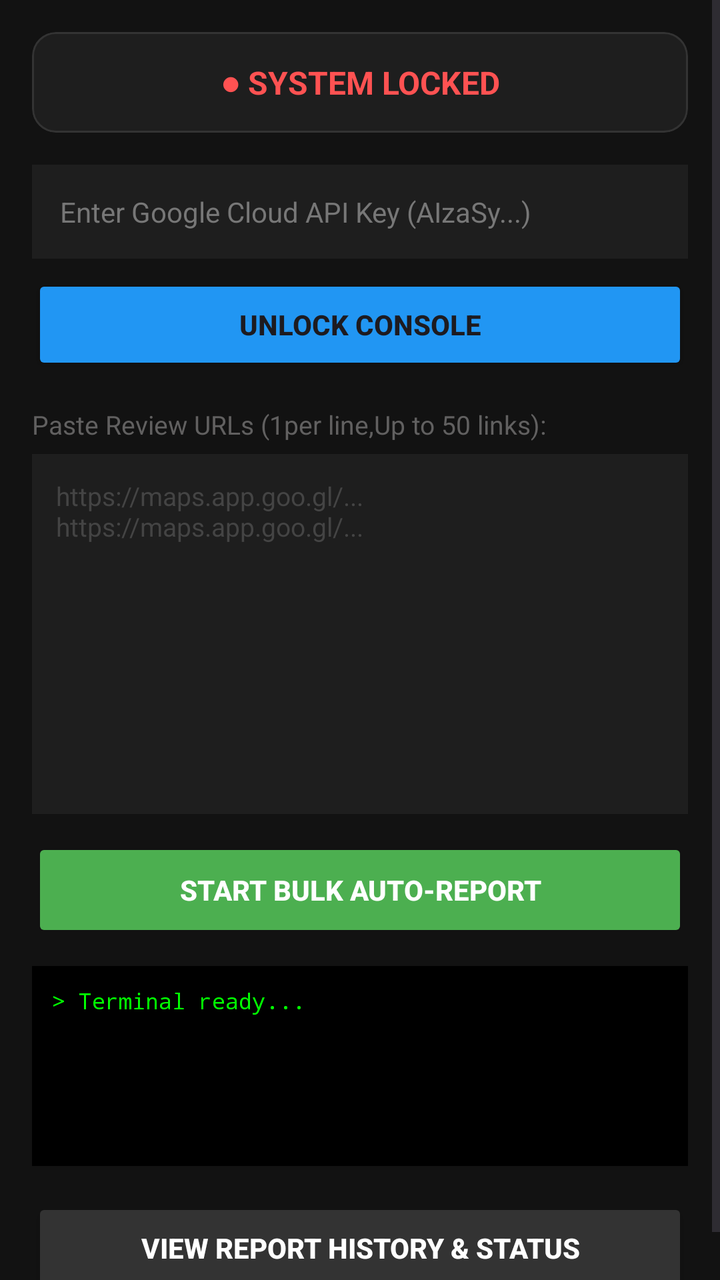
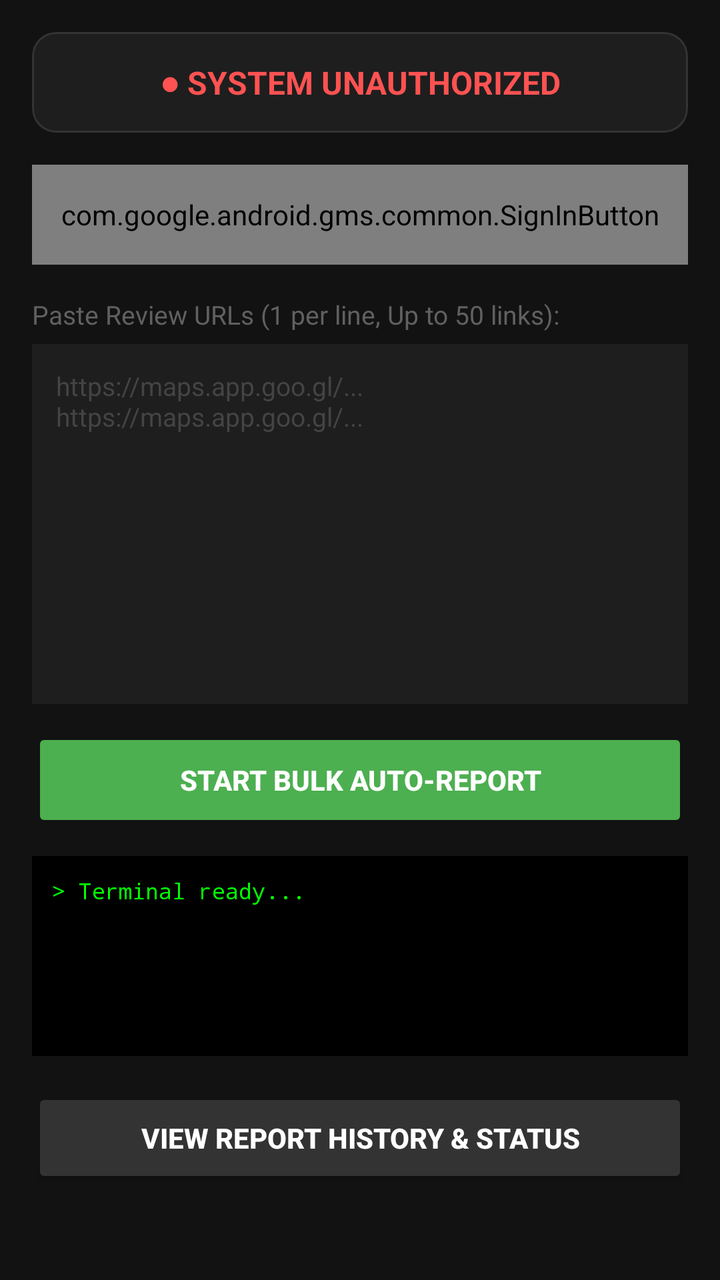

Two renders of the same Android screen: before a commit and after it. Below are the layout's source before the change and the commit's diff.
<!-- AndroidManifest.xml: application theme Theme.ReviewRemover -->
<!-- res/layout/activity_main.xml -->
<?xml version="1.0" encoding="utf-8"?>
<ScrollView xmlns:android="http://schemas.android.com/apk/res/android"
    xmlns:app="http://schemas.android.com/apk/res-auto"
    android:layout_width="match_parent"
    android:layout_height="match_parent"
    android:fillViewport="true"
    android:background="#121212">

    <LinearLayout
        android:layout_width="match_parent"
        android:layout_height="wrap_content"
        android:orientation="vertical"
        android:padding="16dp">

        <com.google.android.material.card.MaterialCardView
            android:layout_width="match_parent"
            android:layout_height="wrap_content"
            app:cardBackgroundColor="#1E1E1E"
            app:cardCornerRadius="12dp"
            app:strokeWidth="1dp"
            app:strokeColor="#333333"
            android:layout_marginBottom="16dp">

            <TextView
                android:id="@+id/tvStatusHeader"
                android:layout_width="match_parent"
                android:layout_height="wrap_content"
                android:text="● SYSTEM LOCKED"
                android:textColor="#FF5252"
                android:textSize="16sp"
                android:textStyle="bold"
                android:gravity="center"
                android:padding="14dp"/>
        </com.google.android.material.card.MaterialCardView>

        <EditText
            android:id="@+id/etApiKey"
            android:layout_width="match_parent"
            android:layout_height="wrap_content"
            android:hint="Enter Google Cloud API Key (AIzaSy...)"
            android:textColor="#FFFFFF"
            android:textColorHint="#777777"
            android:background="#1E1E1E"
            android:padding="14dp"
            android:textSize="14sp"
            android:layout_marginBottom="8dp"/>

        <Button
            android:id="@+id/btnUnlock"
            android:layout_width="match_parent"
            android:layout_height="50dp"
            android:text="UNLOCK CONSOLE"
            android:textStyle="bold"
            android:backgroundTint="#2196F3"
            android:layout_marginBottom="16dp"/>

        <TextView
            android:layout_width="wrap_content"
            android:layout_height="wrap_content"
            android:text="Paste Review URLs (1per line,Up to 50 links):"
            android:textColor="#616060"
            android:textSize="13sp"
            android:layout_marginBottom="6dp"/>

        <EditText
            android:id="@+id/etReviewUrls"
            android:layout_width="match_parent"
            android:layout_height="180dp"
            android:hint="https://maps.app.goo.gl/...\nhttps://maps.app.goo.gl/..."
            android:gravity="top|start"
            android:inputType="textMultiLine"
            android:scrollbars="vertical"
            android:fadeScrollbars="false"
            android:textColor="#FFFFFF"
            android:textColorHint="#444444"
            android:background="#1E1E1E"
            android:padding="12dp"
            android:enabled="false"
            android:textSize="13sp"
            android:layout_marginBottom="12dp"/>

        <Button
            android:id="@+id/btnSubmitReport"
            android:layout_width="match_parent"
            android:layout_height="52dp"
            android:text="START BULK AUTO-REPORT"
            android:textStyle="bold"
            android:textColor="@color/white"
            android:enabled="false"
            android:backgroundTint="#4CAF50"
            android:layout_marginBottom="12dp"/>

        <TextView
            android:id="@+id/tvTerminalLog"
            android:layout_width="match_parent"
            android:layout_height="100dp"
            android:background="#000000"
            android:textColor="#00FF00"
            android:fontFamily="monospace"
            android:textSize="11sp"
            android:padding="10dp"
            android:scrollbars="vertical"
            android:text="> Terminal ready..."
            android:layout_marginBottom="16dp"/>

        <Button
            android:id="@+id/btnViewHistory"
            android:layout_width="match_parent"
            android:layout_height="50dp"
            android:text="VIEW REPORT HISTORY &amp; STATUS"
            android:textColor="#FFFFFF"
            android:textStyle="bold"
            android:backgroundTint="#333333"/>

    </LinearLayout>
</ScrollView>
<!-- resources referenced by this layout -->
<resources>
  <color name="white">#FFFFFFFF</color>
  <style name="Theme.ReviewRemover" parent="Base.Theme.ReviewRemover" />
  <style name="Base.Theme.ReviewRemover" parent="Theme.Material3.DayNight.NoActionBar">
          
          
      </style>
</resources>

<!-- the commit's change to res/layout/activity_main.xml (unified diff, before → after) -->
@@ -12,6 +12,7 @@
         android:orientation="vertical"
         android:padding="16dp">
 
+        
         <com.google.android.material.card.MaterialCardView
             android:layout_width="match_parent"
             android:layout_height="wrap_content"
@@ -25,7 +26,7 @@
                 android:id="@+id/tvStatusHeader"
                 android:layout_width="match_parent"
                 android:layout_height="wrap_content"
-                android:text="● SYSTEM LOCKED"
+                android:text="● SYSTEM UNAUTHORIZED"
                 android:textColor="#FF5252"
                 android:textSize="16sp"
                 android:textStyle="bold"
@@ -33,35 +34,22 @@
                 android:padding="14dp"/>
         </com.google.android.material.card.MaterialCardView>
 
-        <EditText
-            android:id="@+id/etApiKey"
-            android:layout_width="match_parent"
-            android:layout_height="wrap_content"
-            android:hint="Enter Google Cloud API Key (AIzaSy...)"
-            android:textColor="#FFFFFF"
-            android:textColorHint="#777777"
-            android:background="#1E1E1E"
-            android:padding="14dp"
-            android:textSize="14sp"
-            android:layout_marginBottom="8dp"/>
-
-        <Button
+        
+        <com.google.android.gms.common.SignInButton
             android:id="@+id/btnUnlock"
             android:layout_width="match_parent"
             android:layout_height="50dp"
-            android:text="UNLOCK CONSOLE"
-            android:textStyle="bold"
-            android:backgroundTint="#2196F3"
             android:layout_marginBottom="16dp"/>
 
         <TextView
             android:layout_width="wrap_content"
             android:layout_height="wrap_content"
-            android:text="Paste Review URLs (1per line,Up to 50 links):"
+            android:text="Paste Review URLs (1 per line, Up to 50 links):"
             android:textColor="#616060"
             android:textSize="13sp"
             android:layout_marginBottom="6dp"/>
 
+        
         <EditText
             android:id="@+id/etReviewUrls"
             android:layout_width="match_parent"
@@ -79,6 +67,7 @@
             android:textSize="13sp"
             android:layout_marginBottom="12dp"/>
 
+        
         <Button
             android:id="@+id/btnSubmitReport"
             android:layout_width="match_parent"
@@ -90,6 +79,7 @@
             android:backgroundTint="#4CAF50"
             android:layout_marginBottom="12dp"/>
 
+        
         <TextView
             android:id="@+id/tvTerminalLog"
             android:layout_width="match_parent"
@@ -103,6 +93,7 @@
             android:text="> Terminal ready..."
             android:layout_marginBottom="16dp"/>
 
+        
         <Button
             android:id="@+id/btnViewHistory"
             android:layout_width="match_parent"
